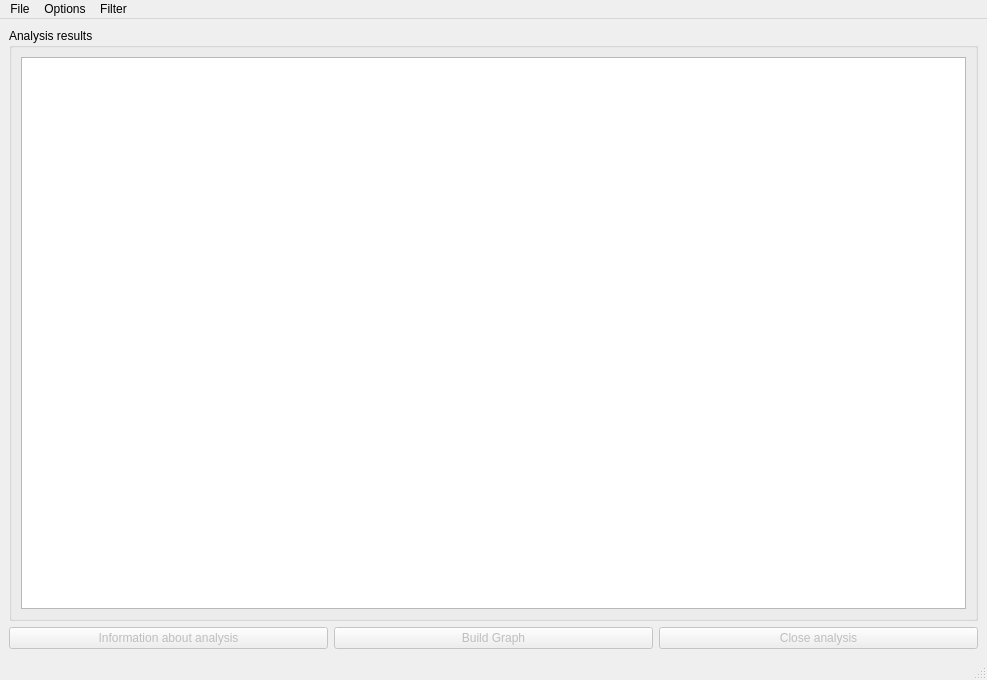
ZltZZZ/Anti-cheat-chess-tool, file qt/GUI_of_tool/mainwindow.ui: the form before one commit.
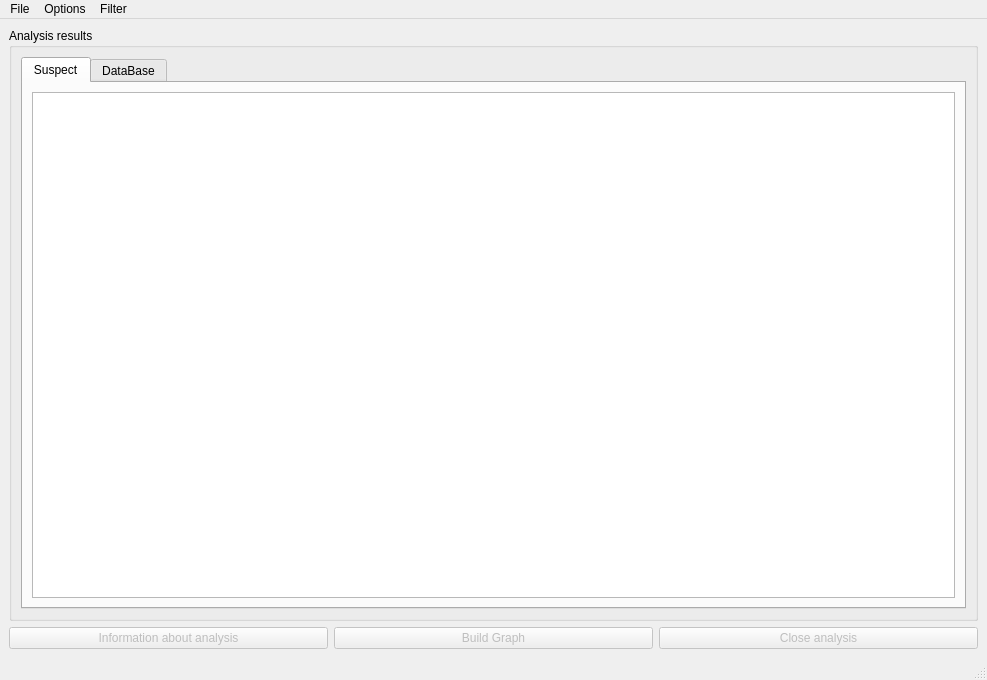
The form after the commit.

The edit to the form file:
```diff
--- a/qt/GUI_of_tool/mainwindow.ui
+++ b/qt/GUI_of_tool/mainwindow.ui
@@ -22,7 +22,31 @@
       </property>
       <layout class="QVBoxLayout" name="verticalLayout_2">
        <item>
-        <widget class="QTableView" name="analTable"/>
+        <widget class="QTabWidget" name="tabWidget">
+         <property name="currentIndex">
+          <number>0</number>
+         </property>
+         <widget class="QWidget" name="tab">
+          <attribute name="title">
+           <string>Suspect</string>
+          </attribute>
+          <layout class="QHBoxLayout" name="horizontalLayout_2">
+           <item>
+            <widget class="QTableView" name="analTablePlayer"/>
+           </item>
+          </layout>
+         </widget>
+         <widget class="QWidget" name="tab_2">
+          <attribute name="title">
+           <string>DataBase</string>
+          </attribute>
+          <layout class="QHBoxLayout" name="horizontalLayout_3">
+           <item>
+            <widget class="QTableView" name="analTableDB"/>
+           </item>
+          </layout>
+         </widget>
+        </widget>
        </item>
       </layout>
      </widget>
```
